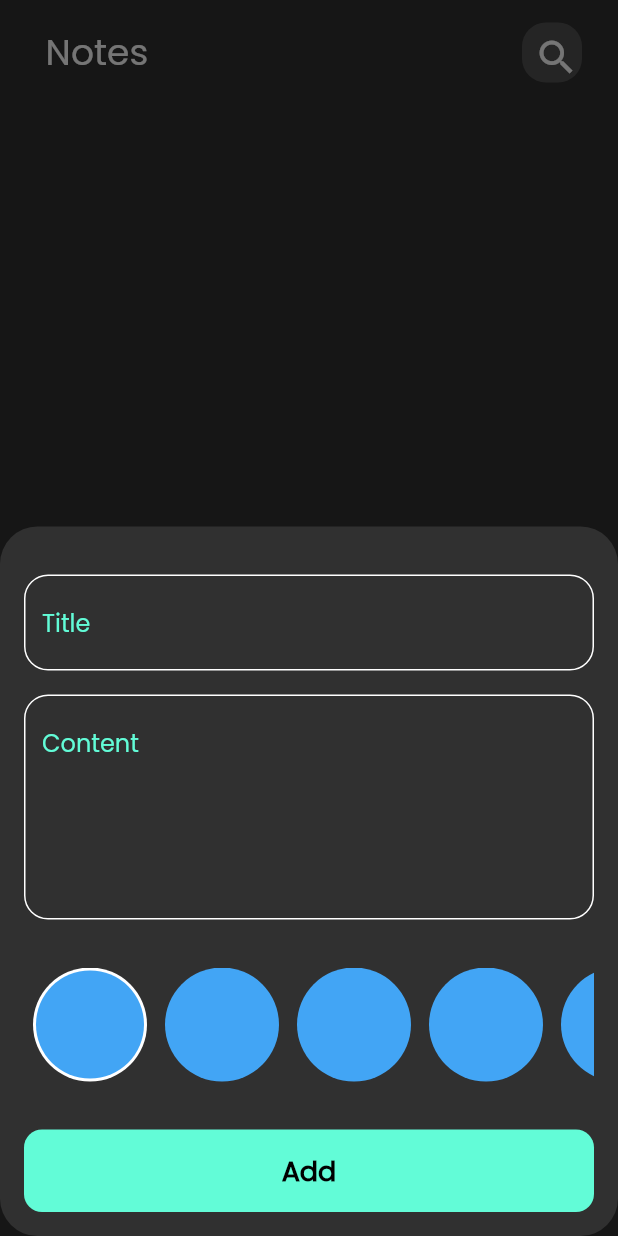
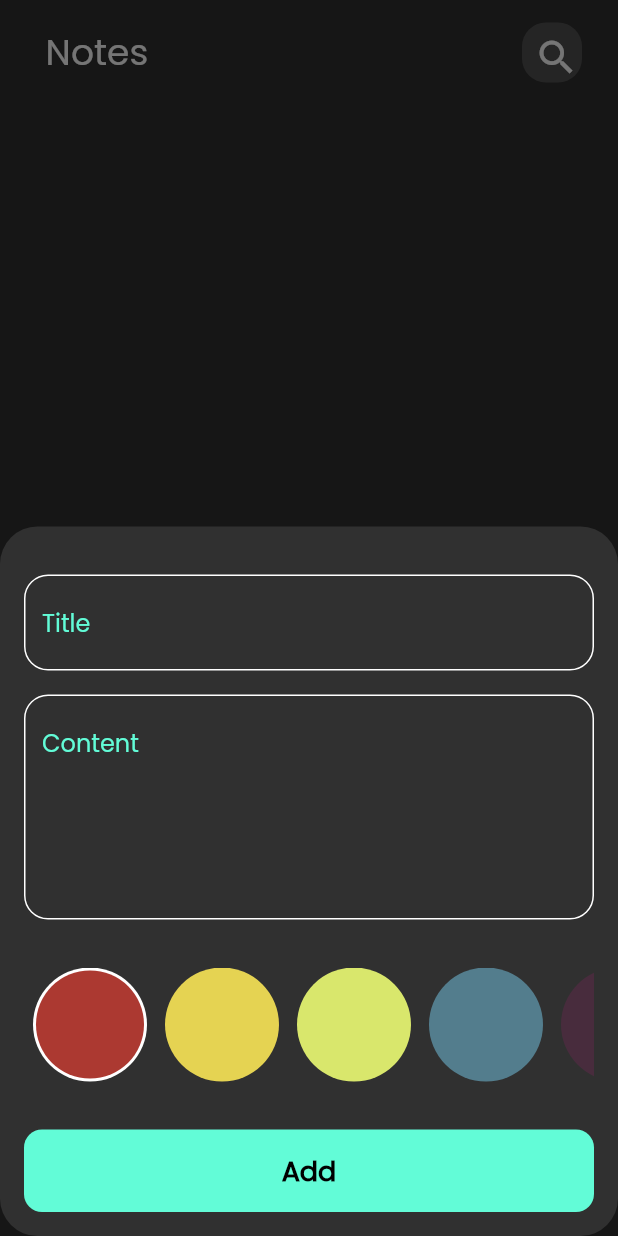
Before and after one commit to HazemHamdy7/note_app_hive, a Flutter app: the screen it shows after launch, after a tap on the "add" icon, on a phone screen of 412 x 824 dp. Run offline on Flutter 3.47's test engine with Material 2 defaults, Android fonts, the phone set to English and light mode, and no system bars; our stand-ins replace bloc, flutter_bloc, font_awesome_flutter, hive, hive_flutter; accounts and stored records are empty.

Commit message:
add note sheet done

```diff
--- a/lib/Screens/colors/color_list_view.dart
+++ b/lib/Screens/colors/color_list_view.dart
@@ -1,4 +1,6 @@
 import 'package:flutter/material.dart';
+import 'package:flutter_bloc/flutter_bloc.dart';
+import 'package:note_app_hive/cubits/add_note_cubit/add_notes_cubit.dart';
 
 class ColorItem extends StatelessWidget {
   const ColorItem({super.key, required this.isActive, required this.color});
@@ -13,20 +15,18 @@ class ColorItem extends StatelessWidget {
             backgroundColor: Colors.white,
             child: CircleAvatar(
               radius: 36,
-              backgroundColor: Colors.blue[400],
+              backgroundColor: color,
             ),
           )
         : CircleAvatar(
             radius: 38,
-            backgroundColor: Colors.blue[400],
+            backgroundColor: color,
           );
   }
 }
 
 class ColorsListView extends StatefulWidget {
-  const ColorsListView({
-    Key? key,
-  }) : super(key: key);
+  const ColorsListView({super.key});
 
   @override
   State<ColorsListView> createState() => _ColorsListViewState();
@@ -35,7 +35,7 @@ class ColorsListView extends StatefulWidget {
 class _ColorsListViewState extends State<ColorsListView> {
   int currentIndex = 0;
 
-  List<Color> kColors = const [
+  List<Color> colors = const [
     Color(0xffAC3931),
     Color(0xffE5D352),
     Color(0xffD9E76C),
@@ -48,18 +48,18 @@ class _ColorsListViewState extends State<ColorsListView> {
     return SizedBox(
       height: 38 * 2,
       child: ListView.builder(
-        itemCount: kColors.length,
+        itemCount: colors.length,
         scrollDirection: Axis.horizontal,
         itemBuilder: (context, index) => Padding(
           padding: const EdgeInsets.symmetric(horizontal: 6),
           child: GestureDetector(
             onTap: () {
-              setState(() {
-                currentIndex = index;
-              });
+              currentIndex = index;
+              BlocProvider.of<AddNotesCubit>(context).color = colors[index];
+              setState(() {});
             },
             child: ColorItem(
-              color: kColors[index],
+              color: colors[index],
               isActive: currentIndex == index,
             ),
           ),
--- a/lib/cubits/add_note_cubit/add_notes_cubit.dart
+++ b/lib/cubits/add_note_cubit/add_notes_cubit.dart
@@ -8,7 +8,9 @@ part 'add_notes_state.dart';
 class AddNotesCubit extends Cubit<AddNotesState> {
   AddNotesCubit() : super(AddNotesInitial());
 
+  Color? color;
   addNote(NoteModel note) async {
+    note.color = color!.value;
     emit(AddNotesLoading());
     try {
       var notesBox = Hive.box<NoteModel>(kNotesBox);
--- a/lib/main.dart
+++ b/lib/main.dart
@@ -2,7 +2,6 @@ import 'package:flutter/material.dart';
 import 'package:flutter_bloc/flutter_bloc.dart';
 import 'package:hive_flutter/adapters.dart';
 import 'package:note_app_hive/Screens/homePage/Home/notes-view.dart';
-import 'package:note_app_hive/cubits/add_note_cubit/add_notes_cubit.dart';
 import 'core/constant.dart';
 import 'cubits/notes_cubit/notes_cubit_cubit.dart';
 import 'models/note_model.dart';
```
